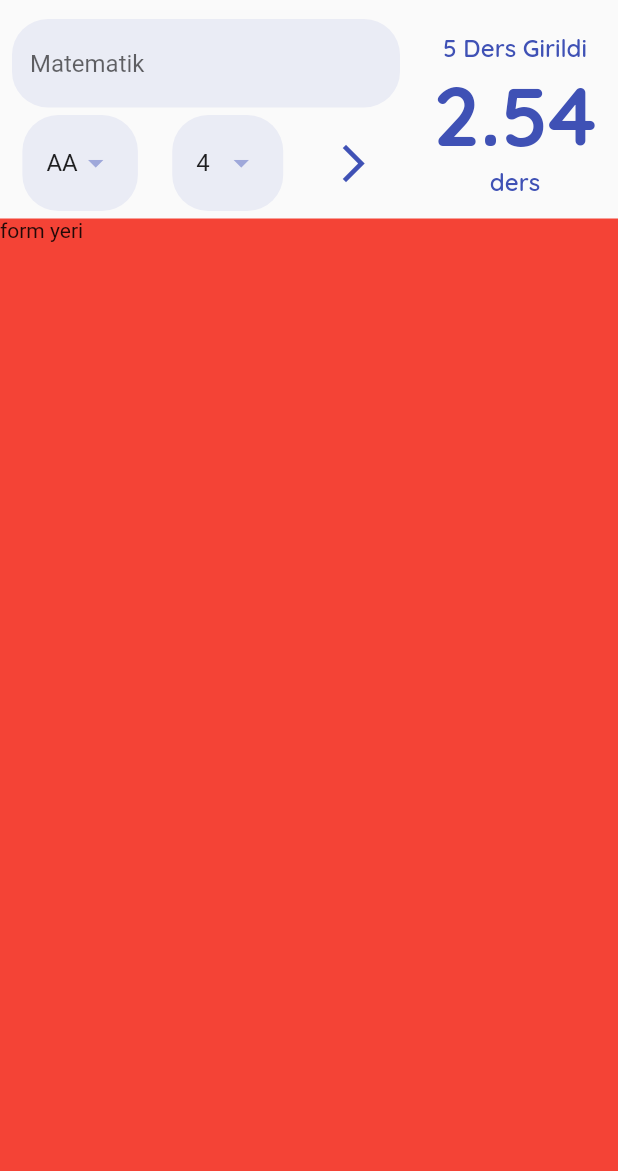
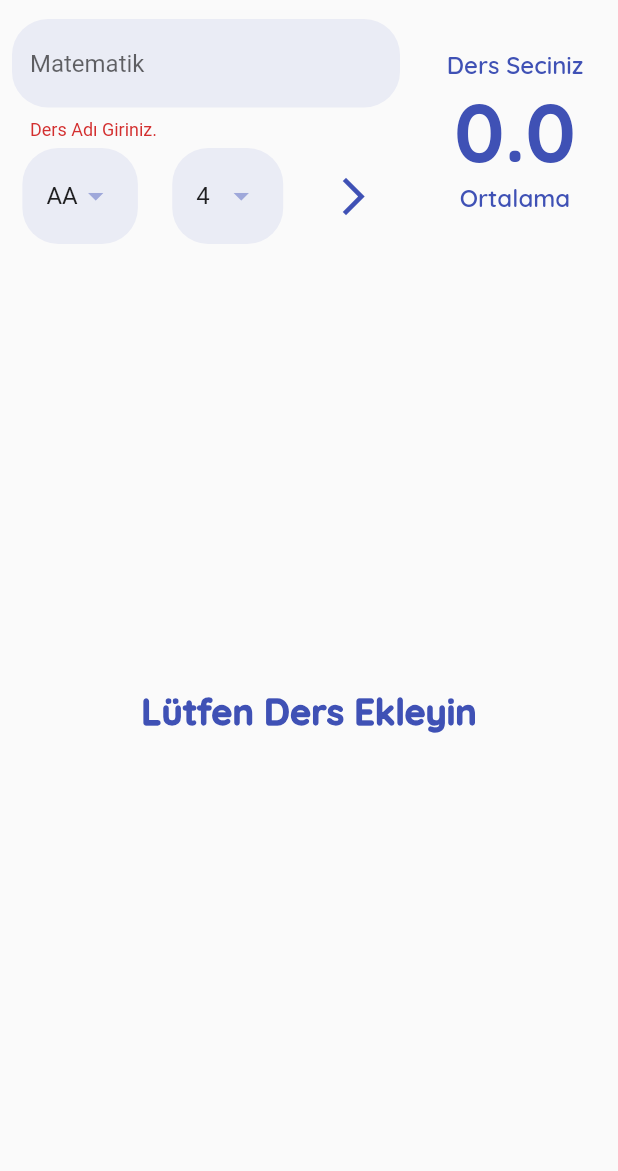
Before and after one commit to BilgeKaanpc/not_Hesaplama, a Flutter app: the screen it shows after launch, after a tap on the "arrow forward ios" icon, on a phone screen of 412 x 824 dp, the part 65-1236 px from its top. Run offline on Flutter 3.47's test engine with Material 2 defaults, Android fonts, the phone set to English and light mode, and no system bars; our stand-ins replace google_fonts.

Commit message:
13:32 / 29.06.2022

```diff
--- a/lib/data/data_helper.dart
+++ b/lib/data/data_helper.dart
@@ -1,6 +1,25 @@
 import 'package:flutter/material.dart';
 
+import '../model/model/ders.dart';
+
 class DataHelper {
+
+  static List<Ders> tumEklenenDersler = [];
+
+  static dersEkle(Ders ders){
+    tumEklenenDersler.add(ders);
+  }
+
+  static double ortalamaHesapla(){
+    double toplamNot = 0;
+    double toplamKredi = 0;
+    tumEklenenDersler.forEach((element) {
+      toplamNot = toplamNot + (element.krediDegeri * element.harfDegeri);
+      toplamKredi += element.krediDegeri;
+    });
+    return toplamNot / toplamKredi;
+  }
+
   static List<String> _tumDersler() {
     return ['AA', 'BA', 'BB', 'CB', 'CC', 'DC', 'DD', 'FD', 'FF'];
   }
--- /dev/null
+++ b/lib/model/model/ders.dart
@@ -0,0 +1,8 @@
+
+class Ders{
+  late final String ad;
+  late final double harfDegeri;
+  late final double krediDegeri;
+
+  Ders(this.ad,this.harfDegeri,this.krediDegeri);
+}
--- /dev/null
+++ b/lib/widgets/dersListesi.dart
@@ -0,0 +1,61 @@
+import 'package:flutter/material.dart';
+import 'package:not_hesaplama/constants/app_constants.dart';
+import 'package:not_hesaplama/data/data_helper.dart';
+
+import '../model/model/ders.dart';
+
+class DersListesi extends StatefulWidget {
+  final Function onDismiss;
+  const DersListesi({required this.onDismiss,Key? key}) : super(key: key);
+
+  @override
+  State<DersListesi> createState() => _DersListesiState();
+}
+
+class _DersListesiState extends State<DersListesi> {
+  @override
+  Widget build(BuildContext context) {
+    List<Ders> tumDersler = DataHelper.tumEklenenDersler;
+    return tumDersler.length > 0
+        ? ListView.builder(
+            itemCount: tumDersler.length,
+            itemBuilder: (context, index) {
+              return Dismissible(
+                key: UniqueKey(),
+                onDismissed: (a){
+                  widget.onDismiss(index);
+                  setState((){
+
+                  });
+                },
+                direction: DismissDirection.startToEnd,
+                child: Padding(
+                  padding: const EdgeInsets.all(2.0),
+                  child: Card(
+                    child: ListTile(
+                      title: Text(tumDersler[index].ad),
+                      leading: CircleAvatar(
+                        backgroundColor: Sabitler.anaRenk,
+                        child: Text(
+                          (tumDersler[index].harfDegeri *
+                                  tumDersler[index].krediDegeri)
+                              .toStringAsFixed(2),
+                          style: TextStyle(fontSize: 12),
+                        ),
+                      ),
+                      subtitle: Text(
+                          '${tumDersler[index].krediDegeri} Kredi, Not değeri: ${tumDersler[index].harfDegeri}'),
+                    ),
+                  ),
+                ),
+              );
+            })
+        : Container(
+            child: Center(
+                child: Text(
+              "Lütfen Ders Ekleyin",
+              style: Sabitler.baslikStyle,
+            )),
+          );
+  }
+}
--- a/lib/widgets/ortalama_goster.dart
+++ b/lib/widgets/ortalama_goster.dart
@@ -16,7 +16,7 @@
           dersSayisi > 0 ? '$dersSayisi Ders Girildi' : 'Ders Seciniz',style: Sabitler.dersSayisiStyle,
         ),
         Text(ortalama >=0 ? '${ortalama.toStringAsFixed(2)}' : '0.0',style: Sabitler.ortalamaStyle,),
-        Text("ders",style: Sabitler.dersSayisiStyle),
+        Text("Ortalama",style: Sabitler.dersSayisiStyle),
       ],
     );
   }
--- a/lib/widgets/ortalama_hesapla_page.dart
+++ b/lib/widgets/ortalama_hesapla_page.dart
@@ -1,6 +1,8 @@
 import 'package:flutter/material.dart';
 import 'package:not_hesaplama/constants/app_constants.dart';
 import 'package:not_hesaplama/data/data_helper.dart';
+import 'package:not_hesaplama/model/model/ders.dart';
+import 'package:not_hesaplama/widgets/dersListesi.dart';
 import 'package:not_hesaplama/widgets/ortalama_goster.dart';
 
 class OrtalamaHesaplaPage extends StatefulWidget {
@@ -16,9 +18,12 @@
   double secilen = 4;
   double secilenKredi = 4;
 
+  String girilenDers = '';
+
   @override
   Widget build(BuildContext context) {
     return Scaffold(
+      resizeToAvoidBottomInset: false,
         appBar: AppBar(
           backgroundColor: Colors.transparent,
           elevation: 0,
@@ -40,8 +45,8 @@
                 ),
                 Expanded(
                     child: OrtalamaGoster(
-                  dersSayisi: 5,
-                  ortalama: 2.54,
+                  dersSayisi: DataHelper.tumEklenenDersler.length,
+                  ortalama: DataHelper.ortalamaHesapla(),
                 )),
               ],
             ),
@@ -49,10 +54,15 @@
               height: 5,
             ),
             Expanded(
-              child: Container(
-                color: Colors.red,
-                child: Text("form yeri"),
-              ),
+              child: DersListesi(
+                onDismiss: (index){
+                  DataHelper.tumEklenenDersler.removeAt(index);
+                  setState((){
+
+                  });
+
+                },
+              )
             ),
           ],
         ));
@@ -84,7 +94,7 @@
               Padding(
                 padding: Sabitler.yatayPadding8,
                 child: IconButton(
-                  onPressed: () {},
+                  onPressed: _dersEkleveHEsapla,
                   icon: Icon(Icons.arrow_forward_ios_sharp),
                   color: Sabitler.anaRenk,
                   iconSize: 30,
@@ -143,6 +153,18 @@
 
   _buildTextFormField() {
     return TextFormField(
+      onSaved: (deger){
+        setState((){
+          girilenDers = deger!;
+        });
+      },
+      validator: (s){
+        if(s!.length<=0){
+          return 'Ders Adı Giriniz.';
+        }else{
+          return null;
+        }
+      },
       decoration: InputDecoration(
           hintText: "Matematik",
           border: OutlineInputBorder(
@@ -153,4 +175,16 @@
           fillColor: Sabitler.anaRenk.shade100.withOpacity(0.3)),
     );
   }
+
+  _dersEkleveHEsapla() {
+    if(formKey.currentState!.validate()){
+
+      formKey.currentState!.save();
+      var eklenecekDers = Ders(girilenDers,secilen,secilenKredi);
+      DataHelper.dersEkle(eklenecekDers);
+      setState((){
+
+      });
+    }
+  }
 }
```
